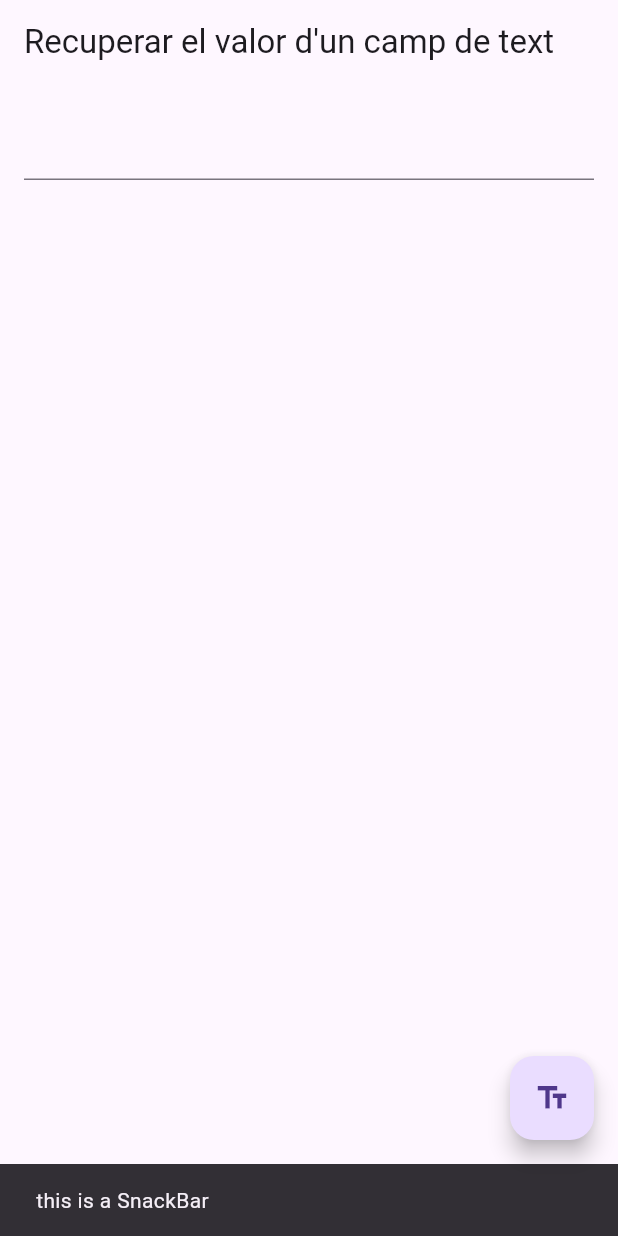
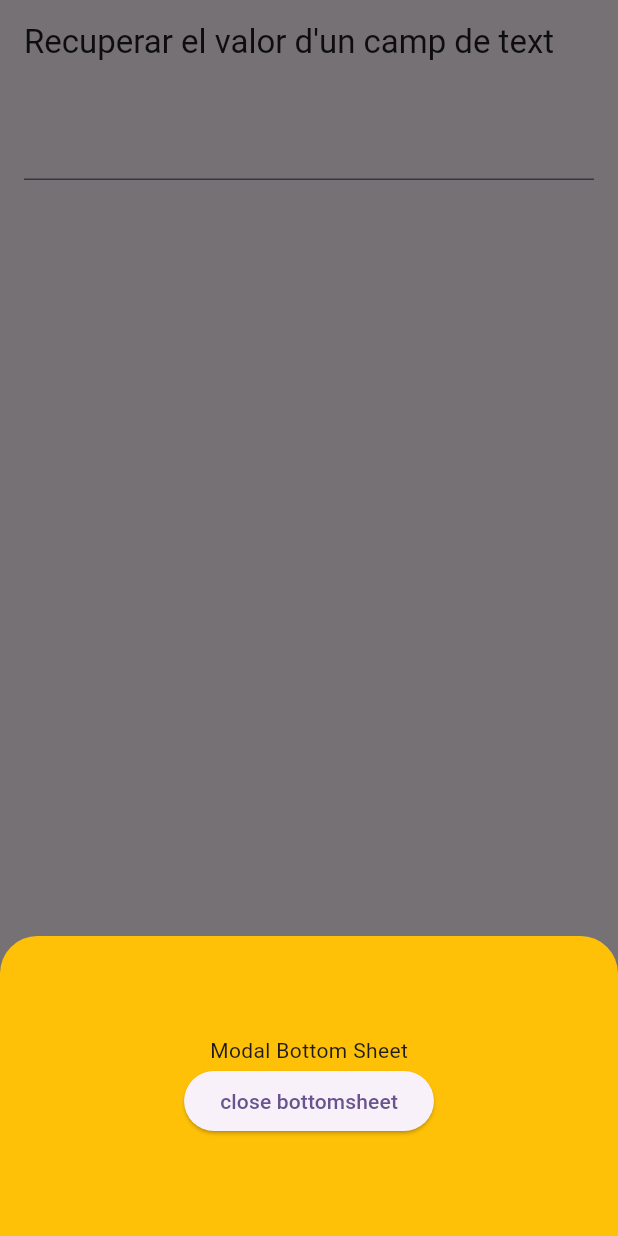
Before and after one commit to RaulMillanMoreno/new_form-new_form, a Flutter app: the screen it shows after launch, after a tap on the "text fields" icon, on a phone screen of 412 x 824 dp. Run offline on Flutter 3.47's test engine with Material 3 defaults, Android fonts, the phone set to English and light mode, and no system bars.

Commit message:
añadir tipos de dialogos
se han añadidos 4 formas de dialogo, las cuales, solo una es funcional pero las otras están comentadas para poder ser usadas.

```diff
--- a/lib/main.dart
+++ b/lib/main.dart
@@ -7,8 +7,13 @@ class MyApp extends StatelessWidget {
 
   @override
   Widget build(BuildContext context) {
-    return const MaterialApp(
+    return MaterialApp(
       title: 'Recuperar el valor d''un camp de text',
+      theme: ThemeData(
+        colorScheme: ColorScheme.fromSeed(seedColor: Colors.deepPurple),
+        useMaterial3: true,
+      ),
+
       home: MyCustomForm(),
     );
   }
@@ -44,12 +49,78 @@ class _MyCustomFormState extends State<MyCustomForm> {
       ),
       floatingActionButton: FloatingActionButton(
         onPressed: () {
-          ScaffoldMessenger.of(context).showSnackBar(
-            const SnackBar(
-              content: Text('this is a SnackBar'),
-              duration: Duration(seconds: 4),
-            ),
+          showModalBottomSheet(
+            backgroundColor: Colors.transparent,
+            context: context,
+            builder: (BuildContext context) {
+              return Container(
+                decoration: const BoxDecoration(
+                  color: Colors.amber,
+                  borderRadius: BorderRadius.only(
+                    topLeft: Radius.circular(25),
+                    topRight: Radius.circular(25),
+                  ),
+                ),
+                height: 200,
+                child: Center(
+                  child: Column(
+                    mainAxisAlignment: MainAxisAlignment.center,
+                    mainAxisSize: MainAxisSize.min,
+                    children: [
+                      const Text('Modal Bottom Sheet'),
+                      ElevatedButton(
+                        onPressed: () => Navigator.of(context).pop(),
+                        child: const Text('close bottomsheet'),
+                        )
+                    ],
+                  ),
+                ),
+              );
+            },
           );
+
+          // showDialog(context: context,
+          //   barrierDismissible: true,
+          //   builder: (BuildContext context){
+          //     return SimpleDialog(
+          //       title: const Text('Hola'),
+          //       children: [
+          //         SimpleDialogOption(
+          //           onPressed: () {
+          //             Navigator.of(context).pop();
+          //           },
+          //           child: const Text('opcion 1'),
+          //         ),
+          //       ],
+          //     );
+          //   },
+          // );
+
+          // showDialog(context: context,
+          //   barrierDismissible: true,
+          //   builder: (BuildContext context){
+          //     return AlertDialog(
+          //       title: const Text('Warning'),
+          //       content: const Text('peligro: no pulses el boton'),
+          //       actions: [
+          //         ElevatedButton(
+          //           onPressed: () {
+          //             Navigator.of(context).pop();
+          //           },
+          //           child: const Text('OK'),
+          //         ),
+          //       ],
+          //     );
+          //   },
+          // );
+
+          // ScaffoldMessenger.of(context).showSnackBar(
+          //   const SnackBar(
+          //     content: Text('this is a SnackBar'),
+          //     duration: Duration(seconds: 4),
+          //   ),
+          // );
+
         },
         child: const Icon(Icons.text_fields),
       ),
```
